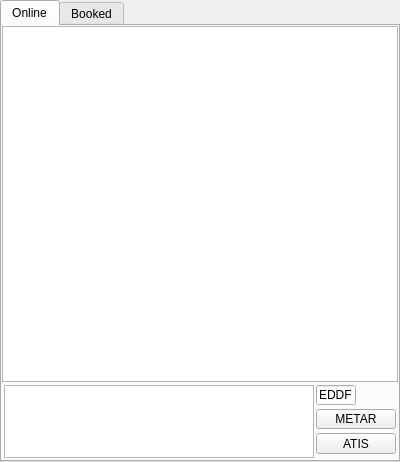
Old version of the form src/blackgui/components/atcstationcomponent.ui in the repository swift-project/pilotclient.
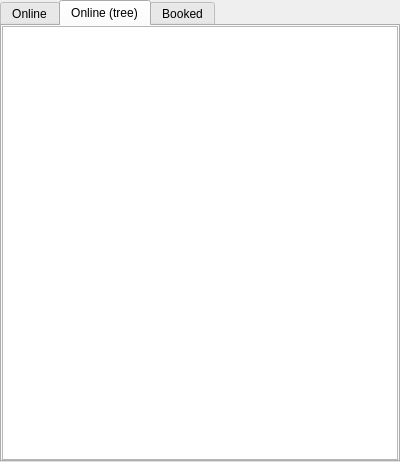
New version of the form. The open tabs and pages were chosen to show the change. Custom widgets are drawn as their Qt base class.

Commit message: Added an (experimental) tree view to ATC stations

```diff
--- a/src/blackgui/components/atcstationcomponent.ui
+++ b/src/blackgui/components/atcstationcomponent.ui
@@ -211,6 +211,31 @@
     </item>
    </layout>
   </widget>
+  <widget class="QWidget" name="tb_AtcStationsOnlineTree">
+   <attribute name="title">
+    <string>Online (tree)</string>
+   </attribute>
+   <layout class="QVBoxLayout" name="vl_AtcStationsOnlineTree">
+    <property name="spacing">
+     <number>3</number>
+    </property>
+    <property name="leftMargin">
+     <number>0</number>
+    </property>
+    <property name="topMargin">
+     <number>0</number>
+    </property>
+    <property name="rightMargin">
+     <number>0</number>
+    </property>
+    <property name="bottomMargin">
+     <number>0</number>
+    </property>
+    <item>
+     <widget class="QTreeView" name="tvp_AtcStationsOnlineTree"/>
+    </item>
+   </layout>
+  </widget>
   <widget class="QWidget" name="tb_AtcStationsBooked">
    <attribute name="title">
     <string>Booked</string>
```
The commit also changes 7 other files.
